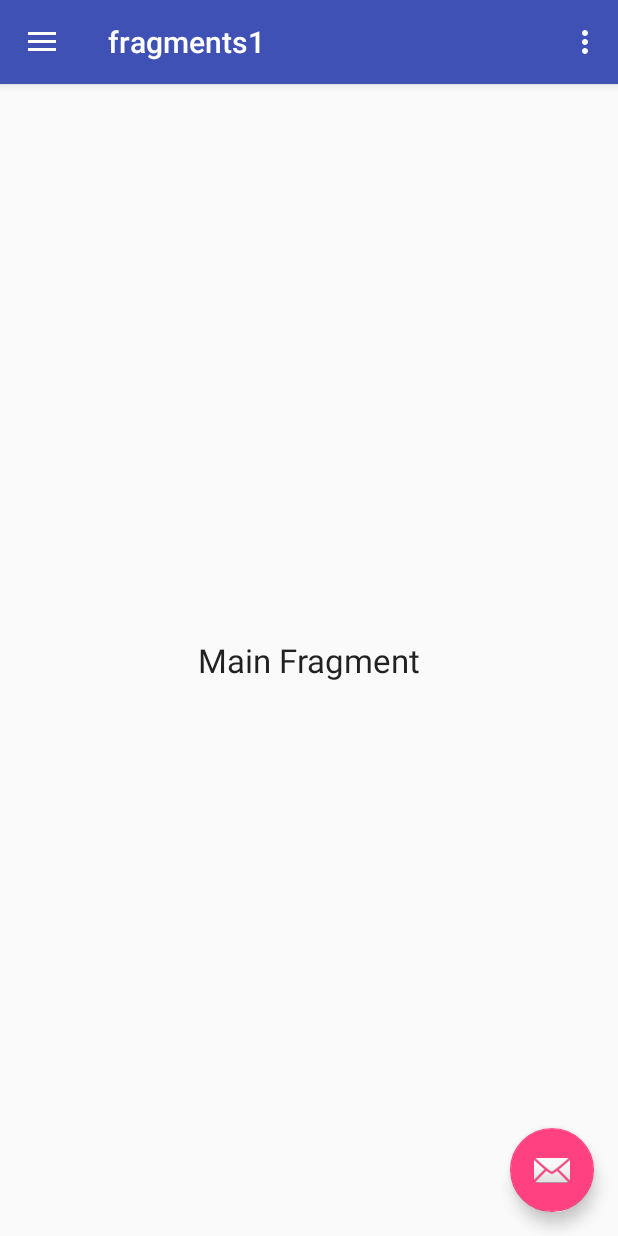
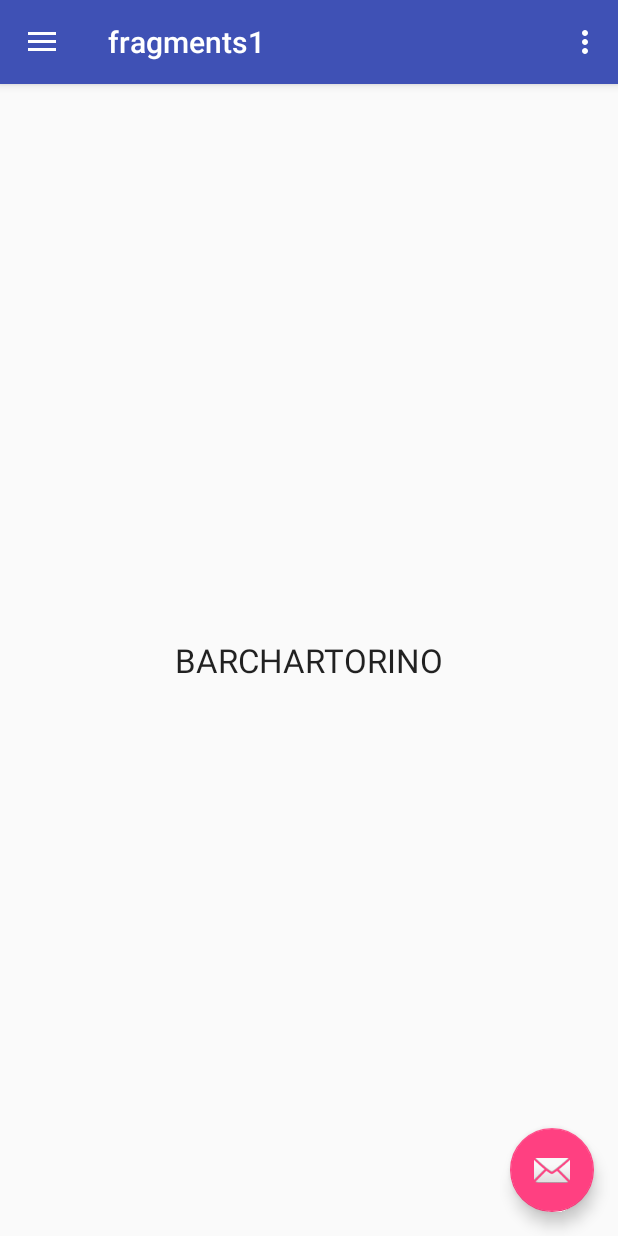
Before and after one commit to WillemvdPijl/rotterdam_data_2, an Android app: the screen it shows after launch (MainActivity), in the side drawer, after a tap on "Send", on a phone screen of 412 x 824 dp. Run offline under Robolectric (Android 15) with nearby library versions, the phone set to English and light mode, and no system bars.

Commit message:
Switching fragments + icons

```diff
--- a/app/src/main/java/topkek_mobile/fragments1/MainActivity.java
+++ b/app/src/main/java/topkek_mobile/fragments1/MainActivity.java
@@ -14,6 +14,7 @@ import android.support.v7.widget.Toolbar;
 import android.view.Menu;
 import android.view.MenuItem;
 
+import topkek_mobile.fragments.BarChartFragment;
 import topkek_mobile.fragments.MainFragment;
 
 public class MainActivity extends AppCompatActivity
@@ -90,13 +91,13 @@ public class MainActivity extends AppCompatActivity
         int id = item.getItemId();
 
         if (id == R.id.nav_barchart) {
-            // Handle the camera action
+            fm.beginTransaction().replace(R.id.content_frame, new BarChartFragment()).commit();
         } else if (id == R.id.nav_linechart) {
 
         } else if (id == R.id.nav_piechart) {
 
-        } else if (id == R.id.nav_manage) {
-
+        } else if (id == R.id.nav_main) {
+            fm.beginTransaction().replace(R.id.content_frame, new MainFragment()).commit();
         } else if (id == R.id.nav_share) {
 
         } else if (id == R.id.nav_send) {
--- a/app/src/main/res/layout/fragment_barchart.xml
+++ b/app/src/main/res/layout/fragment_barchart.xml
@@ -1,6 +1,12 @@
 <?xml version="1.0" encoding="utf-8"?>
-<LinearLayout xmlns:android="http://schemas.android.com/apk/res/android"
-    android:orientation="vertical" android:layout_width="match_parent"
-    android:layout_height="match_parent">
+<FrameLayout xmlns:android="http://schemas.android.com/apk/res/android"
+    android:layout_width="match_parent" android:layout_height="match_parent">
 
-</LinearLayout>
+    <TextView
+        android:layout_width="wrap_content"
+        android:layout_height="wrap_content"
+        android:textAppearance="?android:attr/textAppearanceLarge"
+        android:text="BARCHARTORINO"
+        android:id="@+id/textView3"
+        android:layout_gravity="center" />
+</FrameLayout>
--- a/app/src/main/res/menu/activity_main_drawer.xml
+++ b/app/src/main/res/menu/activity_main_drawer.xml
@@ -2,6 +2,10 @@
 <menu xmlns:android="http://schemas.android.com/apk/res/android">
 
     <group android:checkableBehavior="single">
+        <item
+            android:id="@+id/nav_main"
+            android:icon="@drawable/home"
+            android:title="Home" />
         <item
             android:id="@+id/nav_barchart"
             android:icon="@drawable/barchart"
@@ -14,10 +18,6 @@
             android:id="@+id/nav_piechart"
             android:icon="@drawable/piechart"
             android:title="Piechart" />
-        <item
-            android:id="@+id/nav_manage"
-            android:icon="@drawable/ic_menu_manage"
-            android:title="Tools" />
     </group>
 
     <item android:title="Communicate">
```
Also changed, not shown: app/src/main/java/topkek_mobile/fragments/BarChartFragment.java (added, +25 -0 lines).
